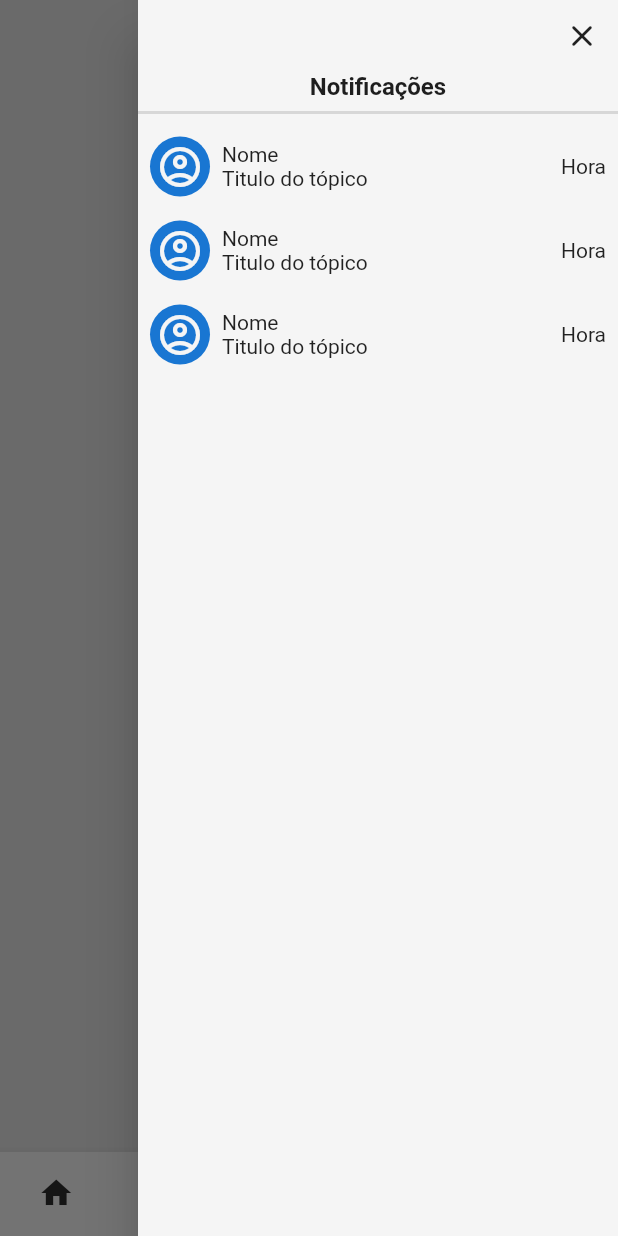
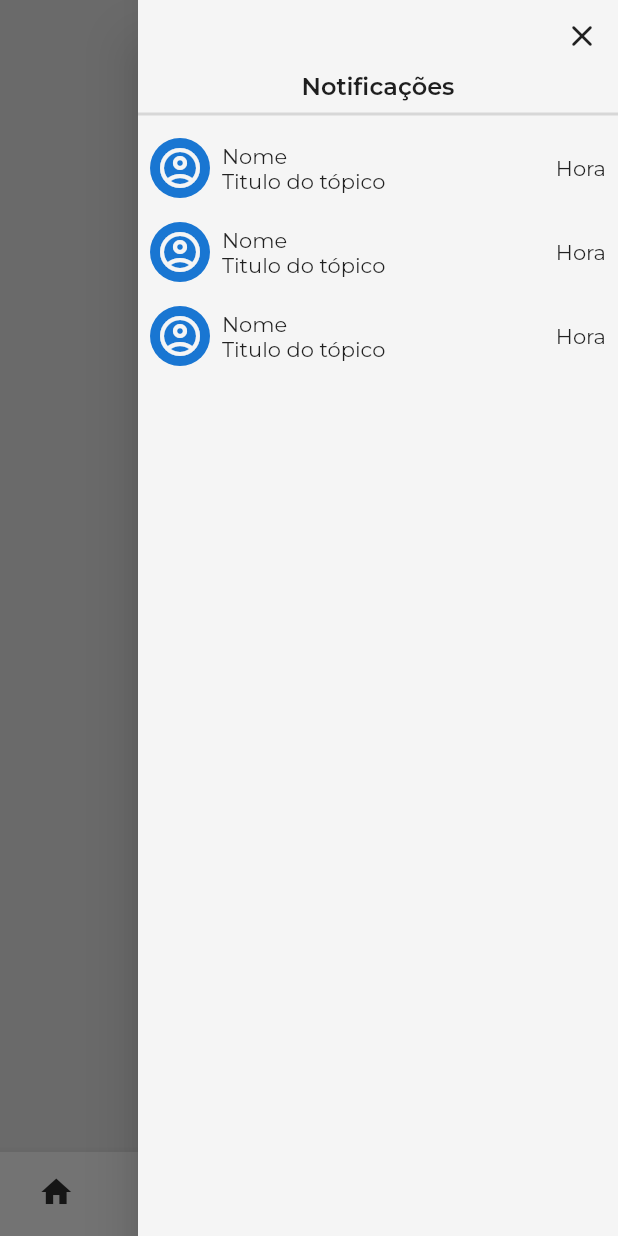
Before and after one commit to vianajulio/WE_Learning, a Flutter app: the screen it shows after launch, item 3 of the bottom bar chosen, in the side drawer, after a tap on "Notificações", on a phone screen of 412 x 824 dp. Run offline on Flutter 3.47's test engine with Material 2 defaults, Android fonts, the phone set to English and light mode, and no system bars; drawn by our look-alikes of badges; our stand-ins replace carousel_slider, google_fonts.

Commit message:
Commit bug

```diff
--- a/lib/main.dart
+++ b/lib/main.dart
@@ -1,7 +1,8 @@
 import 'package:flutter/material.dart';
+import 'package:we_learning_dev/models/forum_model.dart';
 import 'package:we_learning_dev/models/navigationModel.dart';
 import 'myapp.dart';
 
 void main() {
-  runApp(MyApp(NavigationModel()));
+  runApp(MyApp(NavigationModel(), ForumModel()));
 }
--- /dev/null
+++ b/lib/models/forum_model.dart
@@ -0,0 +1,34 @@
+import 'package:flutter/material.dart';
+import 'package:scoped_model/scoped_model.dart';
+
+class ForumModel extends Model {
+  bool sideBar = true;
+
+  static ForumModel of(BuildContext context) {
+    return ScopedModel.of<ForumModel>(context);
+  }
+
+  setState() {
+    notifyListeners();
+  }
+
+  openCloseSideBar(AnimationController animIconController,
+      AnimationController animSideBarController) {
+    sideBar = !sideBar;
+    if (sideBar) {
+      animIconController.reverse();
+      animSideBarController.reverse();
+    } else {
+      animIconController.forward();
+      animSideBarController.forward();
+    }
+    setState();
+  }
+
+  onClickChk(int index, int itemCount) {
+    List.generate(itemCount, (index) => null);
+
+    // chkItem = !chkItem;
+    setState();
+  }
+}
--- a/lib/models/navigationModel.dart
+++ b/lib/models/navigationModel.dart
@@ -2,7 +2,7 @@ import 'package:flutter/material.dart';
 import 'package:scoped_model/scoped_model.dart';
 
 class NavigationModel extends Model {
-  int indexNavigation = 0;
+  int indexNavigation = 1;
   bool drawerNotification = false;
   static NavigationModel of(BuildContext context) {
     return ScopedModel.of<NavigationModel>(context);
@@ -17,13 +17,16 @@ class NavigationModel extends Model {
     setState();
   }
 
-  openNotification() {
+  openNotification(AnimationController animationController) {
     drawerNotification = !drawerNotification;
+
+    if (drawerNotification) {
+      animationController.forward();
+    } else {
+      animationController.reverse();
+    }
     setState();
   }
 
   //TODO fazer um método que atualize a lista de componentes da sideBar toda vez que é clicado nas notificações
-
-
-
 }
--- a/lib/myapp.dart
+++ b/lib/myapp.dart
@@ -1,4 +1,6 @@
+import 'package:google_fonts/google_fonts.dart';
 import 'package:scoped_model/scoped_model.dart';
+import 'package:we_learning_dev/models/forum_model.dart';
 import 'package:we_learning_dev/models/navigationModel.dart';
 import 'package:we_learning_dev/ui/pages/forum/forum_page.dart';
 import 'package:flutter/material.dart';
@@ -10,26 +12,24 @@ import 'package:we_learning_dev/ui/pages/videoaula/videoaula_page.dart';
 //mas também sendo possivel passar rotas de navegação
 class MyApp extends StatelessWidget {
   NavigationModel navigationModel;
-
-  MyApp(this.navigationModel);
+  ForumModel forumModel;
+  MyApp(this.navigationModel, this.forumModel);
 
   @override
   Widget build(BuildContext context) {
     return ScopedModel(
+      model: forumModel,
+      child: ScopedModel(
         model: navigationModel,
         child: MaterialApp(
           title: 'WE-Learning',
           theme: ThemeData(
+            fontFamily: GoogleFonts.montserrat().fontFamily,
             primarySwatch: Colors.blue,
           ),
-        initialRoute: "/",
-        routes: {
-          "/": (context) => MainPage(),
-          "/home": (context) => const HomePage(),
-          "/videoaula": (context) => const VideoAulaPage(),
-          "/forum": (context) => const ForumPage(),
-        },
+          home: MainPage(),
           debugShowCheckedModeBanner: false,
+        ),
       ),
     );
   }
--- a/lib/ui/color/colors.dart
+++ b/lib/ui/color/colors.dart
@@ -1,4 +1,5 @@
 import 'package:flutter/material.dart';
+
 //Padrões de cores utilizadas no projeto
 const Color primaryWhite = Color.fromARGB(255, 245, 245, 245);
 const Color secondaryWhite = Color.fromARGB(255, 232, 232, 232);
@@ -11,3 +12,7 @@ const Color tertiaryBlack = Color.fromARGB(255, 46, 46, 46);
 const Color primaryRed = Color.fromARGB(255, 226, 5, 13);
 const Color secondaryRed = Color.fromARGB(255, 200, 5, 10);
 const Color tertiaryRed = Color.fromARGB(255, 180, 5, 8);
+
+const Color primaryBlue = Color.fromARGB(255, 46, 180, 216);
+const Color secondaryBlue = Color.fromARGB(255, 28, 133, 180);
+const Color tertiaryBlue = Color.fromARGB(255, 22, 112, 152);
--- a/lib/ui/pages/forum/forum_page.dart
+++ b/lib/ui/pages/forum/forum_page.dart
@@ -1,6 +1,10 @@
-import 'package:we_learning_dev/ui/responsive/responsive.dart';
-import 'package:we_learning_dev/ui/widgets/scaffold_basic.dart';
+import 'package:scoped_model/scoped_model.dart';
+import 'package:we_learning_dev/models/forum_model.dart';
+import 'package:we_learning_dev/ui/color/colors.dart';
 import 'package:flutter/material.dart';
+import 'package:we_learning_dev/ui/pages/forum/item_forum.dart';
+import 'package:we_learning_dev/ui/widgets/custom_text.dart';
+import 'package:we_learning_dev/ui/widgets/search_bar.dart';
 
 class ForumPage extends StatefulWidget {
   const ForumPage({super.key});
@@ -9,25 +13,140 @@ class ForumPage extends StatefulWidget {
   State<ForumPage> createState() => _ForumPageState();
 }
 
-class _ForumPageState extends State<ForumPage> {
+class _ForumPageState extends State<ForumPage> with TickerProviderStateMixin {
+  late AnimationController _animIconController;
+  late AnimationController _animSideBarController;
+  late Animation<double> animation;
+
+  @override
+  void initState() {
+    _animIconController = AnimationController(
+      duration: const Duration(milliseconds: 600),
+      vsync: this,
+    );
+    _animSideBarController = AnimationController(
+      duration: const Duration(milliseconds: 600),
+      vsync: this,
+    )..addListener(() {
+        setState(() {});
+      });
+    super.initState();
+    animation = Tween<double>(begin: 0, end: -210).animate(
+        CurvedAnimation(parent: _animSideBarController, curve: Curves.easeOut));
+  }
+
+  @override
+  void dispose() {
+    _animIconController.dispose();
+    super.dispose();
+  }
+
   @override
   Widget build(BuildContext context) {
-    return LayoutBuilder(
-      builder: (context, constraints) => ListView(
-        children: [
-          SizedBox(
-            height: constraints.maxHeight,
-            child: Center(
-              child: responsiveLayout(
-                constraints,
-                Text("Desktop"),
-                Text("Tablet"),
-                Text("Mobile"),
+    return ScopedModelDescendant<ForumModel>(
+      builder: (context, child, model) {
+        return LayoutBuilder(
+          builder: (context, constraints) => ListView(
+            children: [
+              Stack(
+                children: [
+                  sideBarForum(constraints, model),
+                  Container(
+                    alignment: Alignment.center,
+                    padding: const EdgeInsets.symmetric(vertical: 40.0),
+                    child: Column(
+                      children: [
+                        SearchBar(hintText: 'Qual a sua dúvida?'),
+                        const SizedBox(height: 32),
+                        const ItemForum(),
+                      ],
+                    ),
+                  ),
+                ],
+              ),
+            ],
+          ),
+        );
+      },
+    );
+  }
+
+  Transform sideBarForum(BoxConstraints constraints, ForumModel forumModel) {
+    return Transform.translate(
+      offset: Offset(
+        animation.value,
+        0,
+      ),
+      child: Container(
+        width: 260,
+        height: constraints.maxHeight,
+        color: primaryWhite,
+        child: Column(
+          children: [
+            Container(
+              alignment: Alignment.topRight,
+              padding: const EdgeInsets.symmetric(vertical: 24, horizontal: 16),
+              child: GestureDetector(
+                onTap: () {
+                  forumModel.openCloseSideBar(
+                      _animIconController, _animSideBarController);
+                },
+                child: AnimatedIcon(
+                  progress: _animIconController,
+                  icon: AnimatedIcons.arrow_menu,
+                ),
               ),
             ),
-          )
-        ],
+            ItemMateria(forumModel: forumModel),
+          ],
+        ),
       ),
     );
   }
 }
+
+class ItemMateria extends StatelessWidget {
+  ForumModel forumModel;
+  ItemMateria({
+    super.key,
+    required this.forumModel,
+  });
+
+  @override
+  Widget build(BuildContext context) {
+    return Column(
+      children: [
+        CustomText(text: 'Matéria'),
+        ListView.builder(
+          itemCount: 4,
+          shrinkWrap: true,
+          itemBuilder: (context, index) {
+            return item(index, forumModel, 4);
+          },
+        ),
+      ],
+    );
+  }
+
+  Widget item(int index, ForumModel forumModel, int itemCount) {
+    List<String> titulosMateria = [
+      'LMA',
+      'POO',
+      'HARE',
+      'SOP',
+    ];
+    return Row(
+      children: [
+        CustomText(text: titulosMateria[index]),
+        Spacer(),
+        Checkbox(
+          value: false,
+          onChanged: (value) {
+            forumModel.onClickChk(index, itemCount);
+            print('click');
+          },
+        )
+      ],
+    );
+  }
+}
--- /dev/null
+++ b/lib/ui/pages/forum/item_forum.dart
@@ -0,0 +1,81 @@
+import 'package:flutter/material.dart';
+import 'package:we_learning_dev/ui/color/colors.dart';
+import 'package:we_learning_dev/ui/widgets/custom_text.dart';
+
+class ItemForum extends StatelessWidget {
+  const ItemForum({super.key});
+
+  @override
+  Widget build(BuildContext context) {
+    return Container(
+      width: 600,
+      decoration: BoxDecoration(
+        borderRadius: BorderRadius.circular(8),
+        color: tertiaryBlue,
+      ),
+      child: Column(
+        children: [
+          Container(
+            height: 140,
+            padding: const EdgeInsets.only(
+              top: 24,
+              right: 24.0,
+              bottom: 8.0,
+              left: 24.0,
+            ),
+            child: Column(
+              crossAxisAlignment: CrossAxisAlignment.start,
+              children: [
+                Row(
+                  children: [
+                    CircleAvatar(
+                      backgroundColor: primaryBlue,
+                    ),
+                    SizedBox(width: 12),
+                    Column(
+                      crossAxisAlignment: CrossAxisAlignment.start,
+                      children: [
+                        CustomText(
+                          text: 'Titulo',
+                          color: primaryWhite,
+                        ),
+                        CustomText(
+                          text: 'Autor',
+                          color: secondaryWhite,
+                          fontSize: 16,
+                        ),
+                      ],
+                    ),
+                  ],
+                ),
+                Spacer(),
+                Container(
+                  child: CustomText(
+                    text: 'Quantidade de Resposta',
+                    color: tertiaryWhite,
+                  ),
+                ),
+              ],
+            ),
+          ),
+          Container(
+            alignment: Alignment.centerLeft,
+            height: 80,
+            width: double.infinity,
+            decoration: const BoxDecoration(
+              borderRadius: BorderRadius.only(
+                  bottomRight: Radius.circular(8),
+                  bottomLeft: Radius.circular(8)),
+              color: secondaryBlue,
+            ),
+            padding: const EdgeInsets.symmetric(horizontal: 24.0),
+            child: CustomText(
+              text: 'Resposta mais votada',
+              color: primaryWhite,
+            ),
+          ),
+        ],
+      ),
+    );
+  }
+}
--- a/lib/ui/pages/home/home_page.dart
+++ b/lib/ui/pages/home/home_page.dart
@@ -1,5 +1,4 @@
 import 'package:we_learning_dev/ui/responsive/responsive.dart';
-import 'package:we_learning_dev/ui/widgets/scaffold_basic.dart';
 import 'package:we_learning_dev/ui/widgets/search_bar.dart';
 import 'package:we_learning_dev/ui/widgets/carousel.dart';
 import 'package:flutter/material.dart';
--- a/lib/ui/pages/home/widgets/menu_item_notification.dart
+++ b/lib/ui/pages/home/widgets/menu_item_notification.dart
@@ -6,11 +6,13 @@ import 'package:we_learning_dev/models/navigationModel.dart';
 class MenuItemNotification extends StatefulWidget {
   String text;
   String notificationText;
+  VoidCallback onClick;
 
   MenuItemNotification({
     super.key,
     required this.text,
     required this.notificationText,
+    required this.onClick,
   });
 
   @override
@@ -25,12 +27,10 @@ class _MenuItemNotificationState extends State<MenuItemNotification> {
         return Padding(
           padding: const EdgeInsets.symmetric(vertical: 8.0),
           child: TextButton(
-            onPressed: () {
-              model.openNotification();
-            },
+            onPressed: widget.onClick,
             style: ButtonStyle(
                 alignment: Alignment.centerLeft,
-                padding: MaterialStateProperty.all(EdgeInsets.all(0))),
+                padding: MaterialStateProperty.all(const EdgeInsets.all(0))),
             child: Row(
               mainAxisAlignment: MainAxisAlignment.spaceBetween,
               children: [
--- /dev/null
+++ b/lib/ui/pages/home/widgets/notification_bar.dart
@@ -0,0 +1,76 @@
+import 'package:flutter/material.dart';
+import 'package:scoped_model/scoped_model.dart';
+import 'package:we_learning_dev/models/navigationModel.dart';
+import 'package:we_learning_dev/ui/color/colors.dart';
+import 'package:we_learning_dev/ui/pages/home/widgets/item_notificacao.dart';
+import 'package:we_learning_dev/ui/widgets/custom_text.dart';
+
+class NotificationBar extends StatelessWidget {
+  AnimationController animationController;
+  Animation animation;
+  NotificationBar(
+      {super.key, required this.animationController, required this.animation});
+
+  @override
+  Widget build(BuildContext context) {
+    return ScopedModelDescendant<NavigationModel>(
+      builder: (context, child, navigationModel) {
+        return AnimatedBuilder(
+          animation: animationController,
+          builder: (context, child) {
+            return Transform.translate(
+              offset: Offset(
+                animation.value * -320,
+                0,
+              ),
+              child: Container(
+                color: primaryWhite,
+                child: Column(
+                  children: [
+                    Container(
+                      alignment: Alignment.centerRight,
+                      child: IconButton(
+                          onPressed: () {
+                            navigationModel
+                                .openNotification(animationController);
+                          },
+                          icon: Icon(Icons.close_rounded)),
+                    ),
+                    Center(
+                      child: CustomText(
+                        text: 'Notificações',
+                        fontWeight: FontWeight.w600,
+                      ),
+                    ),
+                    Divider(thickness: 2),
+                    Expanded(child: ItemNotificacao()),
+                  ],
+                ),
+              ),
+            );
+          },
+        );
+      },
+    );
+  }
+
+  Widget onHidenNotificationBar(NavigationModel navigationModel) {
+    bool visivel = true;
+    if (navigationModel.drawerNotification == false) {
+      return FutureBuilder(
+        future: Future.delayed(Duration(seconds: 1)).then(
+          (_) => visivel = false,
+        ),
+        builder: (context, snapshot) {
+          return visivel
+              ? NotificationBar(
+                  animationController: animationController,
+                  animation: animation)
+              : Container();
+        },
+      );
+    }
+    return NotificationBar(
+        animationController: animationController, animation: animation);
+  }
+}
--- a/lib/ui/pages/home/widgets/sidebar.dart
+++ b/lib/ui/pages/home/widgets/sidebar.dart
@@ -1,10 +1,8 @@
 import 'package:scoped_model/scoped_model.dart';
 import 'package:we_learning_dev/models/navigationModel.dart';
-import 'package:we_learning_dev/ui/color/colors.dart';
-import 'package:we_learning_dev/ui/pages/home/widgets/item_notificacao.dart';
 import 'package:we_learning_dev/ui/pages/home/widgets/menu_item.dart';
 import 'package:we_learning_dev/ui/pages/home/widgets/menu_item_notification.dart';
-import 'package:we_learning_dev/ui/widgets/custom_text.dart';
+import 'package:we_learning_dev/ui/pages/home/widgets/notification_bar.dart';
 import 'package:flutter/material.dart';
 
 class SideBar extends StatefulWidget {
@@ -34,24 +32,24 @@ class _SideBarState extends State<SideBar> with TickerProviderStateMixin {
     ),
   ];
 
-  late final AnimationController _animmarionController;
+  late final AnimationController _animationController;
   late Animation<double> animation;
 
   @override
   void initState() {
-    _animmarionController =
-        AnimationController(duration: const Duration(seconds: 3), vsync: this)
-          ..addListener(() {
-            setState(() {});
-          });
-    animation = Tween<double>(begin: 0, end: -1).animate(CurvedAnimation(
-        parent: _animmarionController, curve: Curves.easeInOut));
+    _animationController = AnimationController(
+        duration: const Duration(milliseconds: 800), vsync: this)
+      ..addListener(() {
+        setState(() {});
+      });
+    animation = Tween<double>(begin: -1, end: 0).animate(
+        CurvedAnimation(parent: _animationController, curve: Curves.easeInOut));
     super.initState();
   }
 
   @override
   void dispose() {
-    _animmarionController.dispose();
+    _animationController.dispose();
     super.dispose();
   }
 
@@ -103,52 +101,16 @@ class _SideBarState extends State<SideBar> with TickerProviderStateMixin {
                   MenuItemNotification(
                     text: "Notificações",
                     notificationText: "4",
+                    onClick: () {
+                      navigationModel.openNotification(_animationController);
+                    },
                   ),
                 ],
               ),
-              AnimatedBuilder(
-                animation: _animmarionController,
-                builder: (context, child) {
-                  return Transform.translate(
-                    offset: Offset(
-                      navigationModel.drawerNotification
-                          ? animation.value
-                          : 320,
-                      0,
-                    ),
-                    child: Container(
-                      color: primaryWhite,
-                      child: Column(
-                        children: [
-                          Container(
-                            alignment: Alignment.centerRight,
-                            child: IconButton(
-                                onPressed: () {
-                                  navigationModel.drawerNotification =
-                                      !navigationModel.drawerNotification;
-
-                                  if (navigationModel.drawerNotification) {
-                                    _animmarionController.forward();
-                                  } else {
-                                    _animmarionController.reverse();
-                                  }
-                                  navigationModel.setState();
-                                },
-                                icon: Icon(Icons.close_rounded)),
-                          ),
-                          Center(
-                              child: CustomText(
-                            text: 'Notificações',
-                            fontWeight: FontWeight.w600,
-                          )),
-                          Divider(thickness: 2),
-                          Expanded(child: ItemNotificacao()),
-                        ],
-                      ),
-                    ),
-                  );
-                },
-              ),
+              NotificationBar(
+                      animationController: _animationController,
+                      animation: animation)
+                  .onHidenNotificationBar(navigationModel),
             ],
           );
         },
--- a/lib/ui/widgets/bottom_navigation_bar.dart
+++ b/lib/ui/widgets/bottom_navigation_bar.dart
@@ -4,7 +4,6 @@ import 'package:we_learning_dev/models/navigationModel.dart';
 import 'package:we_learning_dev/ui/color/colors.dart';
 
 class CustomBottomNavigatiomBar extends StatefulWidget {
-
   @override
   State<CustomBottomNavigatiomBar> createState() =>
       _CustomBottomNavigatiomBarState();
@@ -12,7 +11,6 @@ class CustomBottomNavigatiomBar extends StatefulWidget {
 
 class _CustomBottomNavigatiomBarState extends State<CustomBottomNavigatiomBar>
     with TickerProviderStateMixin {
-
   int _currentIndex = 0;
 
   List<BottomNavigationBarItem> bottomItens = const [
@@ -28,7 +26,6 @@ class _CustomBottomNavigatiomBarState extends State<CustomBottomNavigatiomBar>
     return ScopedModelDescendant<NavigationModel>(
       builder: (context, child, navigationModel) {
         return BottomNavigationBar(
-        backgroundColor: primaryRed,
           currentIndex: navigationModel.indexNavigation,
           landscapeLayout: BottomNavigationBarLandscapeLayout.centered,
           selectedItemColor: primaryRed,
@@ -43,6 +40,7 @@ class _CustomBottomNavigatiomBarState extends State<CustomBottomNavigatiomBar>
             navigationModel.newIndex(newIndex);
           },
         );
-    });
+      },
+    );
   }
 }
--- a/lib/ui/widgets/custom_text.dart
+++ b/lib/ui/widgets/custom_text.dart
@@ -7,6 +7,7 @@ class CustomText extends StatelessWidget {
   double fontSize;
   FontWeight fontWeight;
   int maxLines;
+  TextAlign? textAlign;
   CustomText({
     super.key,
     required this.text,
@@ -14,6 +15,7 @@ class CustomText extends StatelessWidget {
     this.fontSize = 16.0,
     this.fontWeight = FontWeight.normal,
     this.maxLines = 1,
+    this.textAlign,
   });
 
   @override
@@ -27,6 +29,7 @@ class CustomText extends StatelessWidget {
       ),
       softWrap: true,
       maxLines: maxLines,
+      textAlign: textAlign,
     );
   }
 }
--- a/lib/ui/widgets/scaffold_basic.dart
+++ b/lib/ui/widgets/scaffold_basic.dart
@@ -12,8 +12,6 @@ import 'package:flutter/material.dart';
 
 //classe responsável por definir um padrão de scaffold para o projeto
 class ScaffoldBasic extends StatelessWidget {
-  // ScaffoldBasic();
-
   List<Widget> tab = const [
     HomePage(),
     ForumPage(),
```
Also changed, not shown: 1 other file. Lines whose indentation alone changed are shown as unchanged.
